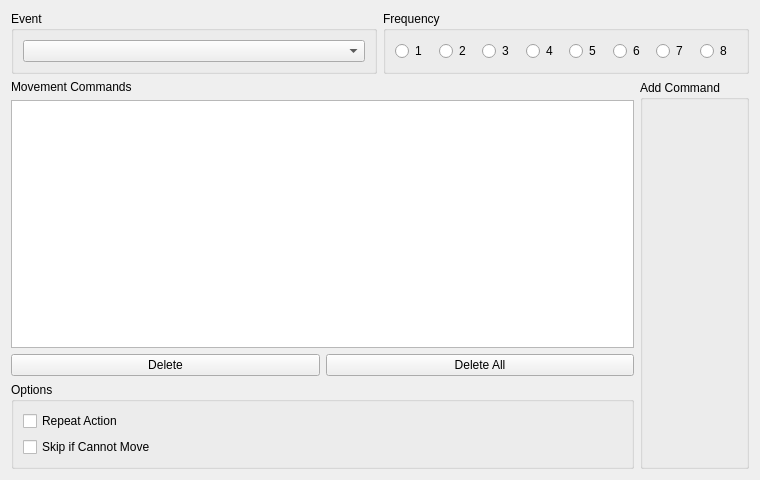
Above: src/ui/commands/move_event_widget.ui from lautarodragan/EasyRPGEditor before the change. Below: the same form after it.
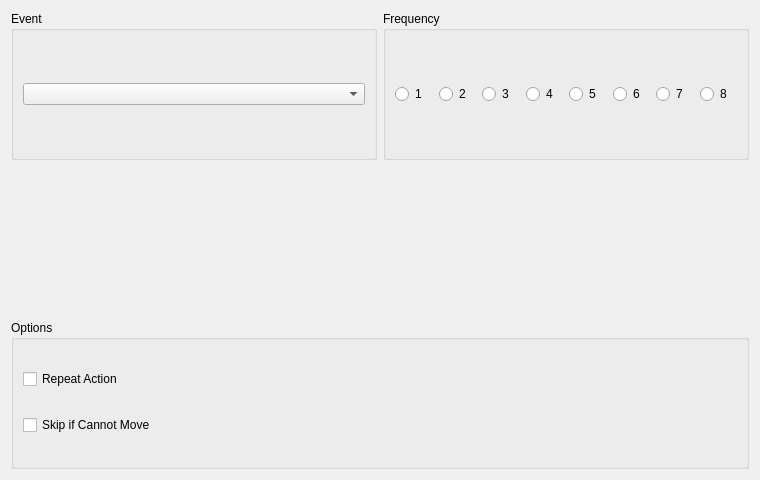
That is the form after the change. Custom widgets are drawn as their Qt base class.

Commit message: Edit the custom movement pattern of event pages with the Move Event route editor.

Patch:
```diff
--- a/src/ui/commands/move_event_widget.ui
+++ b/src/ui/commands/move_event_widget.ui
@@ -77,28 +77,7 @@
     </layout>
    </item>
    <item>
-    <layout class="QHBoxLayout" name="layoutMain">
-     <item>
-      <layout class="QVBoxLayout" name="layoutLeft">
-       <item>
-        <widget class="QLabel" name="labelRoute">
-         <property name="text"><string>Movement Commands</string></property>
-        </widget>
-       </item>
-       <item><widget class="QListWidget" name="listRoute"/></item>
-       <item>
-        <layout class="QHBoxLayout" name="layoutDelete">
-         <item>
-          <widget class="QPushButton" name="pushDelete">
-           <property name="text"><string>Delete</string></property>
-          </widget>
-         </item>
-         <item>
-          <widget class="QPushButton" name="pushDeleteAll">
-           <property name="text"><string>Delete All</string></property>
-          </widget>
-         </item>
-        </layout>
+    <widget class="MoveRouteEditor" name="routeEditor"/>
        </item>
        <item>
         <widget class="QGroupBox" name="groupOptions">
@@ -118,17 +97,15 @@
         </widget>
        </item>
       </layout>
-     </item>
-     <item>
-      <widget class="QGroupBox" name="groupCommands">
-       <property name="title"><string>Add Command</string></property>
-       <layout class="QGridLayout" name="layoutCommands"/>
-      </widget>
-     </item>
-    </layout>
-   </item>
-  </layout>
- </widget>
+ </widget>
+ <customwidgets>
+  <customwidget>
+   <class>MoveRouteEditor</class>
+   <extends>QWidget</extends>
+   <header>ui/common/move_route_editor.h</header>
+   <container>1</container>
+  </customwidget>
+ </customwidgets>
  <resources/>
  <connections/>
  <buttongroups>
```
Lines whose indentation alone changed are shown as unchanged. The commit also changes 9 other files.
